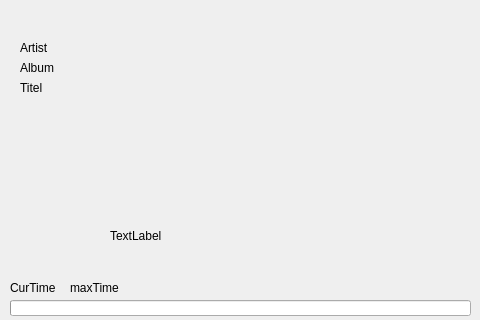
First picture: the form in upnpwindow.ui, repository Floo/RaspiDAC, before the edit.
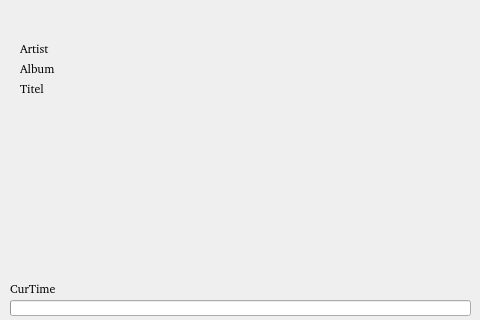
Second picture: the form after the edit. Icons and pictures are not drawn.

```diff
--- a/upnpwindow.ui
+++ b/upnpwindow.ui
@@ -41,32 +41,29 @@
      <height>16</height>
     </rect>
    </property>
+   <property name="font">
+    <font>
+     <family>Noto Sans [unknown]</family>
+    </font>
+   </property>
    <property name="text">
     <string>Titel</string>
    </property>
   </widget>
-  <widget class="QLabel" name="lblMaxTime">
-   <property name="geometry">
-    <rect>
-     <x>70</x>
-     <y>280</y>
-     <width>59</width>
-     <height>15</height>
-    </rect>
-   </property>
-   <property name="text">
-    <string>maxTime</string>
-   </property>
-  </widget>
   <widget class="QLabel" name="lblCurTime">
    <property name="geometry">
     <rect>
      <x>10</x>
      <y>280</y>
-     <width>59</width>
-     <height>15</height>
+     <width>191</width>
+     <height>16</height>
     </rect>
    </property>
+   <property name="font">
+    <font>
+     <family>Noto Sans [unknown]</family>
+    </font>
+   </property>
    <property name="text">
     <string>CurTime</string>
    </property>
@@ -80,6 +77,11 @@
      <height>16</height>
     </rect>
    </property>
+   <property name="font">
+    <font>
+     <family>Noto Sans [unknown]</family>
+    </font>
+   </property>
    <property name="text">
     <string>Album</string>
    </property>
@@ -137,23 +139,15 @@
      <height>16</height>
     </rect>
    </property>
+   <property name="font">
+    <font>
+     <family>Noto Sans [unknown]</family>
+    </font>
+   </property>
    <property name="text">
     <string>Artist</string>
    </property>
   </widget>
-  <widget class="QLabel" name="label">
-   <property name="geometry">
-    <rect>
-     <x>110</x>
-     <y>220</y>
-     <width>261</width>
-     <height>31</height>
-    </rect>
-   </property>
-   <property name="text">
-    <string>TextLabel</string>
-   </property>
-  </widget>
  </widget>
  <resources>
   <include location="RaspiDAC.qrc"/>
```
Left out of the diff: 4 changed lines with no effect on the pictures.
